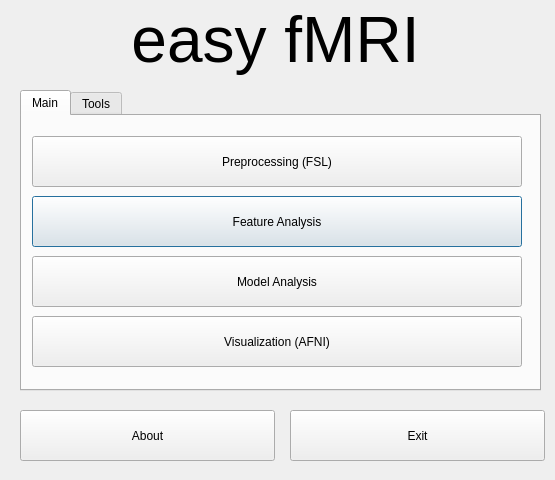
Above: GUI/frmMainMenuGUI.ui from myousefnezhad/easyfmri before the change. Below: the same form after it.
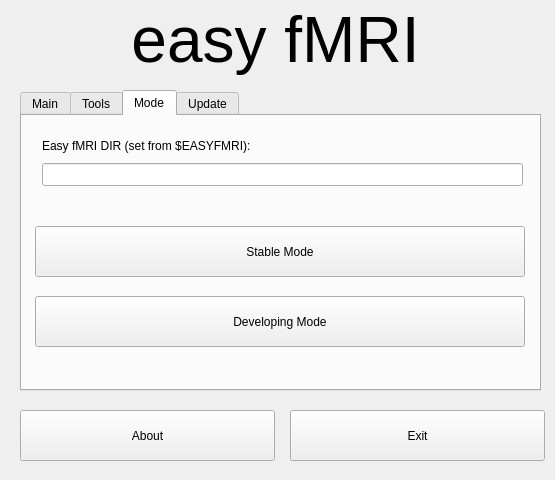
That is the form after the change. The open tabs and pages were chosen to show the change.

Patch:
```diff
--- a/GUI/frmMainMenuGUI.ui
+++ b/GUI/frmMainMenuGUI.ui
@@ -144,6 +144,104 @@
      </property>
     </widget>
    </widget>
+   <widget class="QWidget" name="tab_3">
+    <attribute name="title">
+     <string>Mode</string>
+    </attribute>
+    <widget class="QPushButton" name="btnStable">
+     <property name="geometry">
+      <rect>
+       <x>13</x>
+       <y>110</y>
+       <width>490</width>
+       <height>51</height>
+      </rect>
+     </property>
+     <property name="text">
+      <string>Stable Mode</string>
+     </property>
+    </widget>
+    <widget class="QPushButton" name="btnDev">
+     <property name="geometry">
+      <rect>
+       <x>13</x>
+       <y>180</y>
+       <width>490</width>
+       <height>51</height>
+      </rect>
+     </property>
+     <property name="text">
+      <string>Developing Mode</string>
+     </property>
+    </widget>
+    <widget class="QLabel" name="label_3">
+     <property name="geometry">
+      <rect>
+       <x>20</x>
+       <y>20</y>
+       <width>471</width>
+       <height>20</height>
+      </rect>
+     </property>
+     <property name="text">
+      <string>Easy fMRI DIR (set from $EASYFMRI):</string>
+     </property>
+    </widget>
+    <widget class="QLineEdit" name="txtEZDIR">
+     <property name="geometry">
+      <rect>
+       <x>20</x>
+       <y>47</y>
+       <width>481</width>
+       <height>23</height>
+      </rect>
+     </property>
+     <property name="readOnly">
+      <bool>true</bool>
+     </property>
+    </widget>
+   </widget>
+   <widget class="QWidget" name="tab_4">
+    <attribute name="title">
+     <string>Update</string>
+    </attribute>
+    <widget class="QPushButton" name="btnUpdate">
+     <property name="geometry">
+      <rect>
+       <x>10</x>
+       <y>90</y>
+       <width>490</width>
+       <height>51</height>
+      </rect>
+     </property>
+     <property name="text">
+      <string>Run</string>
+     </property>
+    </widget>
+    <widget class="QComboBox" name="cbSource">
+     <property name="geometry">
+      <rect>
+       <x>10</x>
+       <y>40</y>
+       <width>490</width>
+       <height>26</height>
+      </rect>
+     </property>
+    </widget>
+    <widget class="QLabel" name="label_4">
+     <property name="geometry">
+      <rect>
+       <x>10</x>
+       <y>20</y>
+       <width>471</width>
+       <height>20</height>
+      </rect>
+     </property>
+     <property name="text">
+      <string>Source:</string>
+     </property>
+    </widget>
+   </widget>
   </widget>
   <widget class="QPushButton" name="btnExit">
    <property name="geometry">
```
